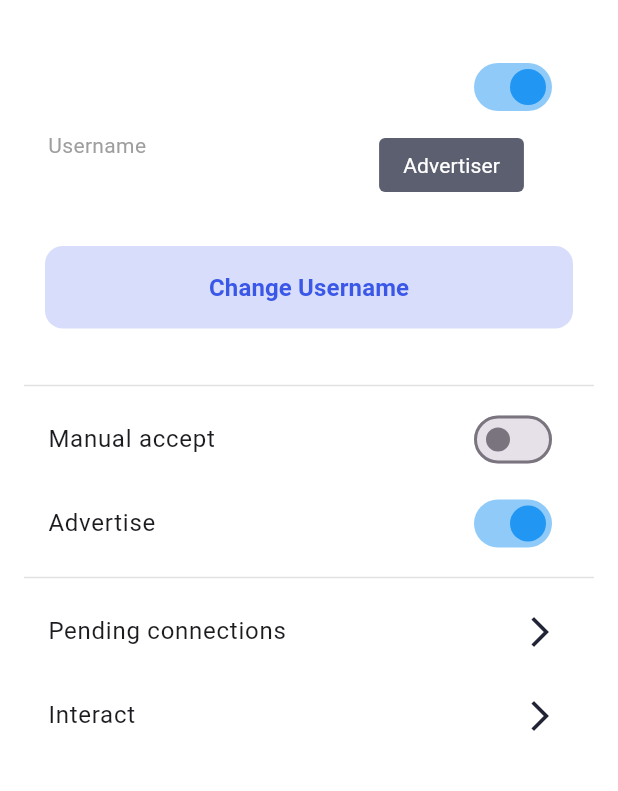
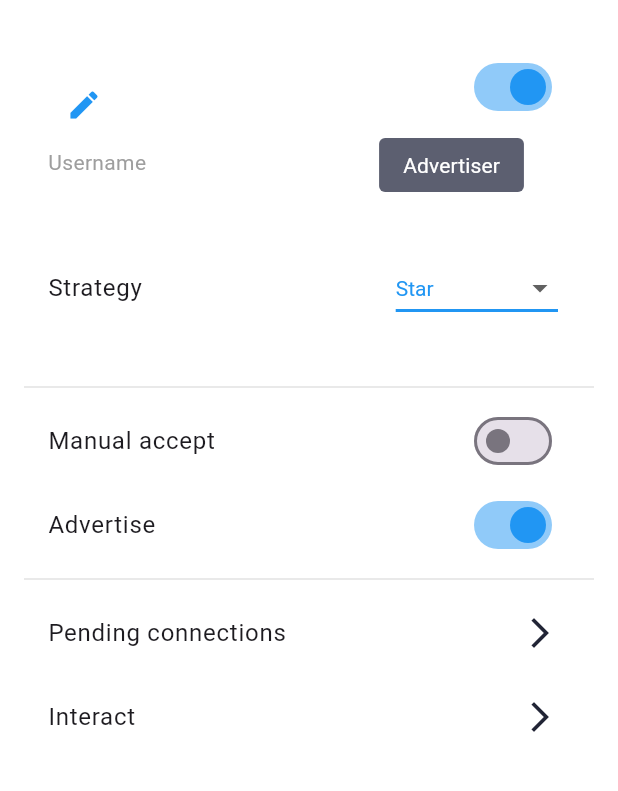
Before and after one commit to IgVelasco/nearby_cross, a Flutter app: the screen it shows after launch, after a tap on "Advertise", on a phone screen of 412 x 824 dp, the part 84-875 px from its top. Run offline on Flutter 3.47's test engine with Material 3 defaults, Android fonts, the phone set to English and light mode, and no system bars; our stand-ins replace logger, permission_handler.

Commit message:
feat(flutter): :sparkles: Allow users to configure strategy

```diff
--- a/example/lib/screens/main_screen.dart
+++ b/example/lib/screens/main_screen.dart
@@ -1,4 +1,5 @@
 import 'package:flutter/material.dart';
+import 'package:nearby_cross/constants/nearby_strategies.dart';
 import 'package:nearby_cross_example/viewmodels/main_viewmodel.dart';
 import 'package:nearby_cross_example/widgets/discoverer_actions.dart';
 import 'package:nearby_cross_example/widgets/input_dialog.dart';
@@ -44,8 +45,38 @@ class MainScreen extends StatelessWidget {
                               crossAxisAlignment: CrossAxisAlignment.start,
                               mainAxisSize: MainAxisSize.max,
                               children: [
+                                Row(
+                                  mainAxisAlignment: MainAxisAlignment.start,
+                                  crossAxisAlignment: CrossAxisAlignment.center,
+                                  mainAxisSize: MainAxisSize.max,
+                                  children: [
+                                    Ink(
+                                      decoration: const ShapeDecoration(
+                                        color: Colors.white,
+                                        shape: CircleBorder(),
+                                      ),
+                                      child: Consumer<MainViewModel>(
+                                        builder: (context, viewModel, child) =>
+                                            IconButton(
+                                          icon: const Icon(Icons.edit),
+                                          color: viewModel.advertiserMode
+                                              ? Colors.blue
+                                              : Colors.red,
+                                          onPressed: () => showDialog(
+                                            context: context,
+                                            builder: (context) {
+                                              return InputDialog(vm.username,
+                                                  (input) {
+                                                vm.setUsername(input);
+                                              });
+                                            },
+                                          ),
+                                        ),
+                                      ),
+                                    ),
                                     Consumer<MainViewModel>(
-                                  builder: (context, viewModel, child) => Text(
+                                      builder: (context, viewModel, child) =>
+                                          Text(
                                         viewModel.username,
                                         textAlign: TextAlign.start,
                                         maxLines: 1,
@@ -57,6 +88,8 @@ class MainScreen extends StatelessWidget {
                                           color: Color(0xff000000),
                                         ),
                                       ),
+                                    ),
+                                  ],
                                 ),
                                 const Padding(
                                     padding: EdgeInsets.fromLTRB(0, 4, 0, 0),
@@ -112,46 +145,55 @@ class MainScreen extends StatelessWidget {
                       ],
                     ),
                   ),
-                  Padding(
-                    padding:
-                        const EdgeInsets.symmetric(vertical: 0, horizontal: 30),
-                    child: MaterialButton(
-                      color: const Color(0x343a57e8),
-                      elevation: 0,
-                      shape: RoundedRectangleBorder(
-                        borderRadius: BorderRadius.circular(12.0),
+                  Consumer<MainViewModel>(
+                      builder: (context, viewModel, child) => ListView(
+                            scrollDirection: Axis.vertical,
+                            padding: const EdgeInsets.symmetric(horizontal: 16),
+                            shrinkWrap: true,
+                            physics: const ScrollPhysics(),
+                            children: [
+                              ListTile(
+                                title: const Text("Strategy"),
+                                trailing: DropdownButton<NearbyStrategies>(
+                                  value: viewModel.strategy,
+                                  elevation: 16,
+                                  style: TextStyle(
+                                      color: viewModel.advertiserMode
+                                          ? Colors.blue
+                                          : Colors.red),
+                                  underline: Container(
+                                    height: 2,
+                                    color: viewModel.advertiserMode
+                                        ? Colors.blue
+                                        : Colors.red,
                                   ),
-                      padding: const EdgeInsets.all(16),
-                      textColor: const Color(0xff3a57e8),
-                      minWidth: MediaQuery.of(context).size.width,
-                      child: const Text(
-                        "Change Username",
-                        style: TextStyle(
-                          fontSize: 16,
-                          fontWeight: FontWeight.w700,
-                          fontStyle: FontStyle.normal,
+                                  onChanged: (NearbyStrategies? value) {
+                                    viewModel.setStrategy(value!);
+                                  },
+                                  items: NearbyStrategies.values
+                                      .map<DropdownMenuItem<NearbyStrategies>>(
+                                          (NearbyStrategies value) {
+                                    return DropdownMenuItem<NearbyStrategies>(
+                                      value: value,
+                                      child: Text(value.toPresentationString()),
+                                    );
+                                  }).toList(),
                                 ),
-                      ),
-                      onPressed: () => showDialog(
-                        context: context,
-                        builder: (context) {
-                          return InputDialog(vm.username, (input) {
-                            vm.setUsername(input);
-                          });
-                        },
-                      ),
-                    ),
-                  ),
+                              )
+                            ],
+                          )),
                   Consumer<MainViewModel>(
                     builder: (context, viewModel, child) =>
                         viewModel.advertiserMode
                             ? Consumer<MainViewModel>(
                                 builder: (context, viewModel, child) =>
-                                    AdvertiserActions(viewModel.username),
+                                    AdvertiserActions(
+                                        viewModel.username, viewModel.strategy),
                               )
                             : Consumer<MainViewModel>(
                                 builder: (context, viewModel, child) =>
-                                    DiscovererActions(viewModel.username),
+                                    DiscovererActions(
+                                        viewModel.username, viewModel.strategy),
                               ),
                   )
                 ],
--- a/example/lib/viewmodels/advertiser_viewmodel.dart
+++ b/example/lib/viewmodels/advertiser_viewmodel.dart
@@ -1,5 +1,6 @@
 import 'package:flutter/material.dart';
 import 'package:logger/logger.dart';
+import 'package:nearby_cross/constants/nearby_strategies.dart';
 import 'package:nearby_cross/models/connections_manager_model.dart';
 import 'package:nearby_cross/models/device_model.dart';
 import 'package:nearby_cross/models/advertiser_model.dart';
@@ -55,11 +56,11 @@ class AdvertiserViewModel with ChangeNotifier {
   bool get isAdvertising => advertiser.isAdvertising;
   bool get manualAcceptConnections => _manualAcceptConnections;
 
-  Future<void> startAdvertising() async {
+  Future<void> startAdvertising(NearbyStrategies strategy) async {
     await advertiser
         .requestPermissions(); // TODO: move this to the constructor of the plugin
     await advertiser.advertise(_username,
-        manualAcceptConnections: _manualAcceptConnections);
+        manualAcceptConnections: _manualAcceptConnections, strategy: strategy);
     notifyListeners();
   }
 
--- a/example/lib/viewmodels/discoverer_viewmodel.dart
+++ b/example/lib/viewmodels/discoverer_viewmodel.dart
@@ -2,6 +2,7 @@ import 'dart:collection';
 
 import 'package:flutter/material.dart';
 import 'package:logger/logger.dart';
+import 'package:nearby_cross/constants/nearby_strategies.dart';
 import 'package:nearby_cross/models/connections_manager_model.dart';
 import 'package:nearby_cross/models/device_model.dart';
 import 'package:nearby_cross/models/discoverer_model.dart';
@@ -20,8 +21,8 @@ class DiscovererViewModel with ChangeNotifier {
     _username = discoverer.username;
 
     connectionsManager = ConnectionsManager();
-    connectionsManager.setCallbackPendingAcceptConnection(
-        _setCallbackPendingAcceptConnection);
+    connectionsManager
+        .setCallbackPendingAcceptConnection(_callbackPendingAcceptConnection);
     connectionsManager.setCallbackConnectionInitiated(_commonCallback);
     connectionsManager
         .setCallbackSuccessfulConnection(_callbackSuccessfulConnection);
@@ -31,8 +32,9 @@ class DiscovererViewModel with ChangeNotifier {
     notifyListeners();
   }
 
-  void _setCallbackPendingAcceptConnection(Device device) {
+  void _callbackPendingAcceptConnection(Device device) {
     Logger().i("Device ${device.endpointName} wants to connect");
+    _commonCallback(device);
   }
 
   void _callbackSuccessfulConnection(Device device) {
@@ -64,10 +66,10 @@ class DiscovererViewModel with ChangeNotifier {
     return _username != null;
   }
 
-  Future<void> startDiscovering() async {
+  Future<void> startDiscovering(NearbyStrategies strategy) async {
     await discoverer
         .requestPermissions(); // TODO: move this to the constructor of the plugin
-    await discoverer.startDiscovery(_username);
+    await discoverer.startDiscovery(_username, strategy: strategy);
     notifyListeners();
   }
 
--- a/example/lib/viewmodels/main_viewmodel.dart
+++ b/example/lib/viewmodels/main_viewmodel.dart
@@ -1,9 +1,11 @@
 import 'package:flutter/material.dart';
+import 'package:nearby_cross/constants/nearby_strategies.dart';
 
 class MainViewModel with ChangeNotifier {
   String? _username;
   bool advertiserMode = true;
   String get mode => advertiserMode ? "Advertiser" : "Discoverer";
+  NearbyStrategies strategy = NearbyStrategies.star;
 
   MainViewModel();
 
@@ -17,5 +19,10 @@ class MainViewModel with ChangeNotifier {
     notifyListeners();
   }
 
+  void setStrategy(NearbyStrategies strategy) {
+    this.strategy = strategy;
+    notifyListeners();
+  }
+
   String get username => _username ?? "";
 }
--- a/example/lib/widgets/advertiser_actions.dart
+++ b/example/lib/widgets/advertiser_actions.dart
@@ -1,4 +1,5 @@
 import 'package:flutter/material.dart';
+import 'package:nearby_cross/constants/nearby_strategies.dart';
 import 'package:nearby_cross_example/screens/pending_connections_list.dart';
 import 'package:nearby_cross_example/viewmodels/advertiser_viewmodel.dart';
 import 'package:provider/provider.dart';
@@ -7,7 +8,8 @@ import '../screens/advertiser_comunication_screen.dart';
 
 class AdvertiserActions extends StatelessWidget {
   final String? username;
-  const AdvertiserActions(this.username, {super.key});
+  final NearbyStrategies? strategy;
+  const AdvertiserActions(this.username, this.strategy, {super.key});
 
   @override
   Widget build(BuildContext context) {
@@ -54,7 +56,7 @@ class AdvertiserActions extends StatelessWidget {
                   ),
                   onChanged: (value) => value == false
                       ? app.stopAdvertising()
-                      : app.startAdvertising(),
+                      : app.startAdvertising(strategy!),
                 ),
               ),
               const Divider(
--- a/example/lib/widgets/discoverer_actions.dart
+++ b/example/lib/widgets/discoverer_actions.dart
@@ -1,4 +1,5 @@
 import 'package:flutter/material.dart';
+import 'package:nearby_cross/constants/nearby_strategies.dart';
 import 'package:nearby_cross_example/viewmodels/discoverer_viewmodel.dart';
 import 'package:provider/provider.dart';
 
@@ -7,7 +8,8 @@ import '../screens/discoverer_comunication_screen.dart';
 
 class DiscovererActions extends StatelessWidget {
   final String? username;
-  const DiscovererActions(this.username, {super.key});
+  final NearbyStrategies? strategy;
+  const DiscovererActions(this.username, this.strategy, {super.key});
 
   @override
   Widget build(BuildContext context) {
@@ -41,7 +43,7 @@ class DiscovererActions extends StatelessWidget {
                     onChanged: (value) => {
                       !value
                           ? viewModel.stopDiscovery()
-                          : viewModel.startDiscovering()
+                          : viewModel.startDiscovering(strategy!)
                     },
                   ),
                 ),
--- /dev/null
+++ b/lib/constants/nearby_strategies.dart
@@ -0,0 +1,25 @@
+enum NearbyStrategies { cluster, star, pointToPoint }
+
+extension NearbyStrategiesString on NearbyStrategies {
+  String toPresentationString() {
+    switch (this) {
+      case NearbyStrategies.cluster:
+        return "Cluster";
+      case NearbyStrategies.star:
+        return "Star";
+      case NearbyStrategies.pointToPoint:
+        return "Point to Point";
+    }
+  }
+
+  String toStrategyString() {
+    switch (this) {
+      case NearbyStrategies.cluster:
+        return "P2P_CLUSTER";
+      case NearbyStrategies.star:
+        return "P2P_STAR";
+      case NearbyStrategies.pointToPoint:
+        return "P2P_POINT_TO_POINT";
+    }
+  }
+}
--- a/lib/models/advertiser_model.dart
+++ b/lib/models/advertiser_model.dart
@@ -1,3 +1,4 @@
+import 'package:nearby_cross/constants/nearby_strategies.dart';
 import 'package:nearby_cross/models/connector_model.dart';
 
 /// Class that represent the Advertiser instance of NearbyCross plugin.
@@ -14,8 +15,10 @@ class Advertiser extends Connector {
 
   /// Service to start advertising using NearbyCross plugin
   Future<void> advertise(String? username,
-      {bool manualAcceptConnections = false}) async {
-    await nearbyCross.advertise(serviceId, username, manualAcceptConnections);
+      {bool manualAcceptConnections = false,
+      NearbyStrategies strategy = NearbyStrategies.star}) async {
+    await nearbyCross.advertise(
+        serviceId, username, manualAcceptConnections, strategy);
     isAdvertising = true;
     this.username = username;
   }
--- a/lib/models/discoverer_model.dart
+++ b/lib/models/discoverer_model.dart
@@ -1,3 +1,4 @@
+import 'package:nearby_cross/constants/nearby_strategies.dart';
 import 'package:nearby_cross/models/connector_model.dart';
 import 'package:nearby_cross/models/device_model.dart';
 import 'package:nearby_cross/nearby_cross_methods.dart';
@@ -31,9 +32,10 @@ class Discoverer extends Connector {
   }
 
   /// Service to start discovering devices using NearbyCross plugin
-  Future<void> startDiscovery(String? username) async {
+  Future<void> startDiscovery(String? username,
+      {NearbyStrategies strategy = NearbyStrategies.star}) async {
     listOfDiscoveredDevices.clear();
-    await nearbyCross.startDiscovery(serviceId, username);
+    await nearbyCross.startDiscovery(serviceId, username, strategy);
     isDiscovering = true;
     this.username = username;
   }
--- a/lib/nearby_cross.dart
+++ b/lib/nearby_cross.dart
@@ -1,6 +1,7 @@
 import 'package:flutter/cupertino.dart';
 import 'package:flutter/services.dart';
 import 'package:logger/logger.dart';
+import 'package:nearby_cross/constants/nearby_strategies.dart';
 import 'package:nearby_cross/helpers/permission_manager.dart';
 import 'package:nearby_cross/nearby_cross_methods.dart';
 
@@ -45,20 +46,22 @@ class NearbyCross {
     return version;
   }
 
-  Future<void> startDiscovery(String serviceId, String? username) async {
+  Future<void> startDiscovery(String serviceId, String? username,
+      [NearbyStrategies strategy = NearbyStrategies.star]) async {
     await methodChannel.invokeMethod('startDiscovery', {
       'serviceId': serviceId,
       'username': username ?? 'generic_discoverer_name',
-      'strategy': 'P2P_STAR'
+      'strategy': strategy.toStrategyString()
     });
   }
 
   Future<void> advertise(
-      String serviceId, String? username, bool manualAcceptConnections) async {
+      String serviceId, String? username, bool manualAcceptConnections,
+      [NearbyStrategies strategy = NearbyStrategies.star]) async {
     await methodChannel.invokeMethod('startAdvertising', {
       'serviceId': serviceId,
       'username': username ?? 'generic_advertiser_name',
-      'strategy': 'P2P_STAR',
+      'strategy': strategy.toStrategyString(),
       'manualAcceptConnections': manualAcceptConnections ? "1" : "0"
     });
   }
```
Also changed, not shown: 2 other files. Lines whose indentation alone changed are shown as unchanged.
